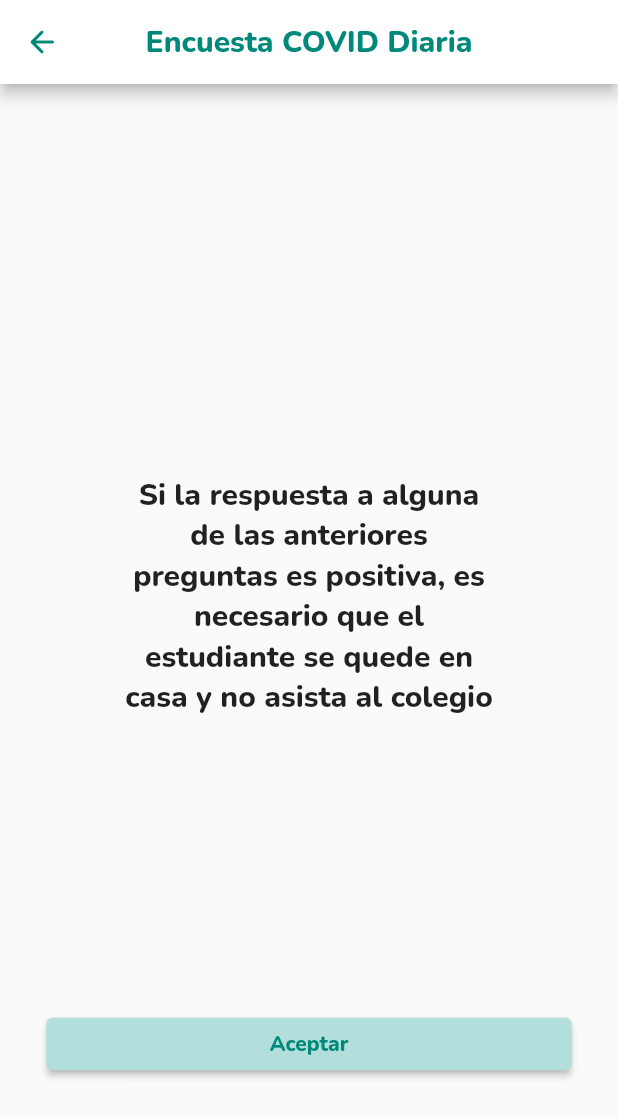
After one commit to JuanSanchez27/example_app, a Flutter app: the CovidSubmitPage screen opened by its route, on a phone screen of 412 x 824 dp. The commit adds this screen. Shown: the top 1117 px of the screen. Run offline on Flutter 3.47's test engine with Material 2 defaults, Android fonts, the phone set to English and light mode, and no system bars; our stand-ins replace font_awesome_flutter.

```diff
--- /dev/null
+++ b/lib/CovidSubmitPage.dart
@@ -0,0 +1,107 @@
+import 'package:flutter/cupertino.dart';
+import 'package:flutter/material.dart';
+import 'package:sigaweb_app/services/api_service.dart';
+import 'package:sigaweb_app/services/models/answer_model.dart';
+
+import 'DashboardPage.dart';
+
+class CovidSubmitPage extends StatefulWidget {
+  static String id = 'CovidSubmitPage';
+  final Map<String, dynamic> data;
+  final Map<String, dynamic> list;
+
+  CovidSubmitPage(this.data, this.list);
+
+  @override
+  _CovidSubmitPageState createState() => _CovidSubmitPageState();
+}
+
+class _CovidSubmitPageState extends State<CovidSubmitPage>{
+  AnswerRequestModel answerRequestModel = new AnswerRequestModel();
+  APIService apiService = new APIService();
+
+  @override
+  Widget build(BuildContext context) {
+    return SafeArea(child: Scaffold(
+        appBar: AppBar(
+          title: Text(
+            "Encuesta COVID Diaria",
+            style: TextStyle(
+              color: Colors.teal.shade600,
+              fontFamily: "Nunito"
+            ),
+          ),
+          centerTitle: true,
+          backgroundColor: Colors.white,
+          leading: IconButton(
+            icon: Icon(
+              Icons.arrow_back_rounded,
+              color: Colors.teal.shade600,
+            ),
+            onPressed: (){
+              Navigator.of(context)
+                  .push(MaterialPageRoute(
+                  builder: (context) => DashboardPage(widget.data)
+              )
+              );
+            },
+          ),
+        ),
+        body: Center(
+          child: Column(
+            mainAxisAlignment: MainAxisAlignment.center,
+            children: [
+              SizedBox(
+                height: 150.0,
+              ),
+              Container(
+                width: 250.0,
+                child: Text("Si la respuesta a alguna de las anteriores preguntas es positiva, es necesario que el estudiante se quede en casa y no asista al colegio",
+                  textAlign: TextAlign.center,
+                  style: TextStyle(
+                    fontFamily: "Nunito",
+                    fontSize: 20.0,
+                  ),
+                ),
+              ),
+              SizedBox(
+                height: 200.0,
+              ),
+              Container(
+                width: 350.0,
+                height: 35.0,
+                child: ElevatedButton(
+                  onPressed: (){
+                    if (widget.data['token'] != null) {
+                      answerRequestModel.token = widget.data['token'].toString();
+                      answerRequestModel.data = widget.list;
+                      apiService.answer(answerRequestModel).then((value) {
+                        if (value.data.isNotEmpty) {
+                          Navigator.of(context)
+                              .push(MaterialPageRoute(
+                              builder: (context) => DashboardPage(widget.data)
+                          )
+                          );
+                        }
+                      });
+                    }
+                  },
+                  child: Text(
+                      "Aceptar",
+                      style: TextStyle(
+                        fontFamily: "Nunito",
+                        color: Colors.teal.shade600,
+                      ),
+                  ),
+                  style: ElevatedButton.styleFrom(
+                    primary: Colors.teal.shade100,
+                  ),
+                ),
+              ),
+            ],
+          ),
+        ),
+      )
+    );
+  }
+}
--- a/lib/main.dart
+++ b/lib/main.dart
@@ -2,6 +2,7 @@ import 'package:flutter/material.dart';
 import 'package:sigaweb_app/DashboardPage.dart';
 import 'package:sigaweb_app/LoginPage.dart';
 import 'package:sigaweb_app/QuestionPage.dart';
+import 'package:sigaweb_app/CovidSubmitPage.dart';
 
 void main() {
   runApp(MyApp());
@@ -24,6 +25,7 @@ class MyApp extends StatelessWidget {
         LoginPage.id : (context) => LoginPage(),
         DashboardPage.id : (context) => DashboardPage(Map<String, dynamic>()),
         QuestionPage.id : (context) => QuestionPage(Map<String, dynamic>(), Map<String, dynamic>()),
+        CovidSubmitPage.id : (context) => CovidSubmitPage(Map<String, dynamic>(), Map<String, dynamic>()),
       },
     );
   }
--- /dev/null
+++ b/lib/services/models/answer_model.dart
@@ -0,0 +1,33 @@
+class AnswerRequestModel{
+  String token;
+  Map<String, dynamic> data;
+
+  AnswerRequestModel({
+    this.token = '',
+    this.data = const {},
+  });
+
+  Map<String,List<Map<String, dynamic>>> toJson(){
+    Map<String, List<Map<String, dynamic>>> map = {
+      'questions' : [data],
+    };
+
+    print(data);
+
+    return map;
+  }
+}
+
+class AnswerResponseModel{
+  Map<String, dynamic> data;
+
+  AnswerResponseModel({
+   this.data = const{},
+  });
+
+  factory AnswerResponseModel.fromJson(Map<String, dynamic> json){
+    return AnswerResponseModel(
+      data: json['data'] != null ? json['data']: '',
+    );
+  }
+}
```
Also changed, not shown: lib/QuestionPage.dart (+33 -13 lines), lib/services/api_service.dart (+22 -1 lines).
